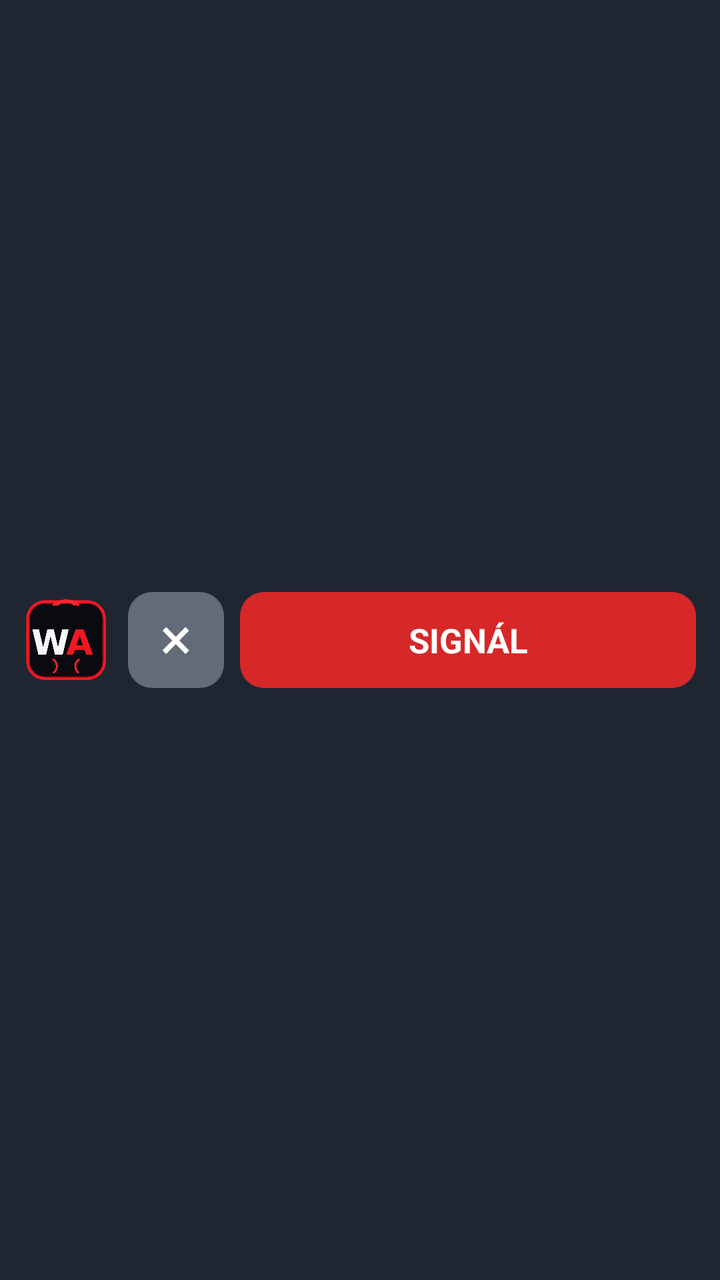
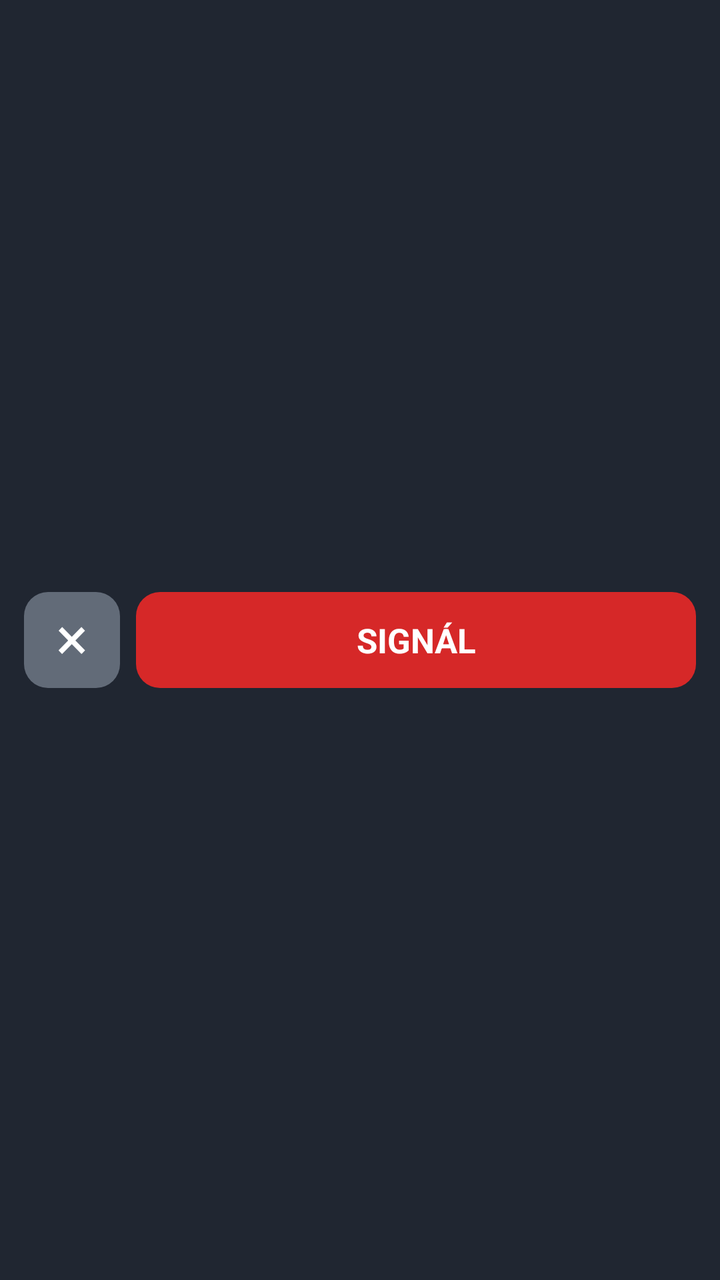

Two renders of the same Android screen: before a commit and after it. Below are the layout's source before the change and the commit's diff.
<!-- AndroidManifest.xml: application theme android:Theme.Material.Light.NoActionBar -->
<!-- res/layout/notification_workalert.xml -->
<?xml version="1.0" encoding="utf-8"?>
<LinearLayout xmlns:android="http://schemas.android.com/apk/res/android"
    android:layout_width="match_parent"
    android:layout_height="wrap_content"
    android:orientation="horizontal"
    android:gravity="center_vertical"
    android:paddingStart="12dp"
    android:paddingEnd="12dp"
    android:paddingTop="10dp"
    android:paddingBottom="10dp"
    android:background="#202631">

    <ImageView
        android:id="@+id/workalert_logo"
        android:layout_width="42dp"
        android:layout_height="42dp"
        android:layout_marginEnd="10dp"
        android:scaleType="fitCenter"
        android:src="@drawable/workalert_logo"
        android:contentDescription="WorkAlert WA" />

    <TextView
        android:id="@+id/action_stop"
        android:layout_width="48dp"
        android:layout_height="48dp"
        android:layout_marginEnd="8dp"
        android:background="@drawable/workalert_button_grey"
        android:gravity="center"
        android:text="×"
        android:textColor="#FFFFFF"
        android:textSize="30sp"
        android:fontFamily="sans"
        android:includeFontPadding="false" />

    <TextView
        android:id="@+id/action_signal"
        android:layout_width="0dp"
        android:layout_height="48dp"
        android:layout_weight="1"
        android:background="@drawable/workalert_button_red"
        android:gravity="center"
        android:text="SIGNÁL"
        android:textColor="#FFFFFF"
        android:textSize="17sp"
        android:textStyle="bold" />

</LinearLayout>
<!-- resources referenced by this layout -->
<resources>
  <!-- drawable workalert_button_grey (drawable) -->
  <?xml version="1.0" encoding="utf-8"?>
  <shape xmlns:android="http://schemas.android.com/apk/res/android">
      <solid android:color="#626B78" />
      <corners android:radius="12dp" />
  </shape>
  <!-- drawable workalert_button_red (drawable) -->
  <?xml version="1.0" encoding="utf-8"?>
  <shape xmlns:android="http://schemas.android.com/apk/res/android">
      <solid android:color="#D62828" />
      <corners android:radius="12dp" />
  </shape>
  <!-- drawable workalert_logo: png bitmap (drawable-nodpi, 13848 bytes) -->
</resources>

<!-- the commit's change to res/layout/notification_workalert.xml (unified diff, before → after) -->
@@ -9,15 +9,6 @@
     android:paddingTop="10dp"
     android:paddingBottom="10dp"
     android:background="#202631">
-
-    <ImageView
-        android:id="@+id/workalert_logo"
-        android:layout_width="42dp"
-        android:layout_height="42dp"
-        android:layout_marginEnd="10dp"
-        android:scaleType="fitCenter"
-        android:src="@drawable/workalert_logo"
-        android:contentDescription="WorkAlert WA" />
 
     <TextView
         android:id="@+id/action_stop"
<!-- resource entries referenced after the edit -->
@@ -12,6 +12,5 @@
       <solid android:color="#D62828" />
       <corners android:radius="12dp" />
   </shape>
-  <!-- drawable workalert_logo: png bitmap (drawable-nodpi, 13848 bytes) -->
 </resources>
 
